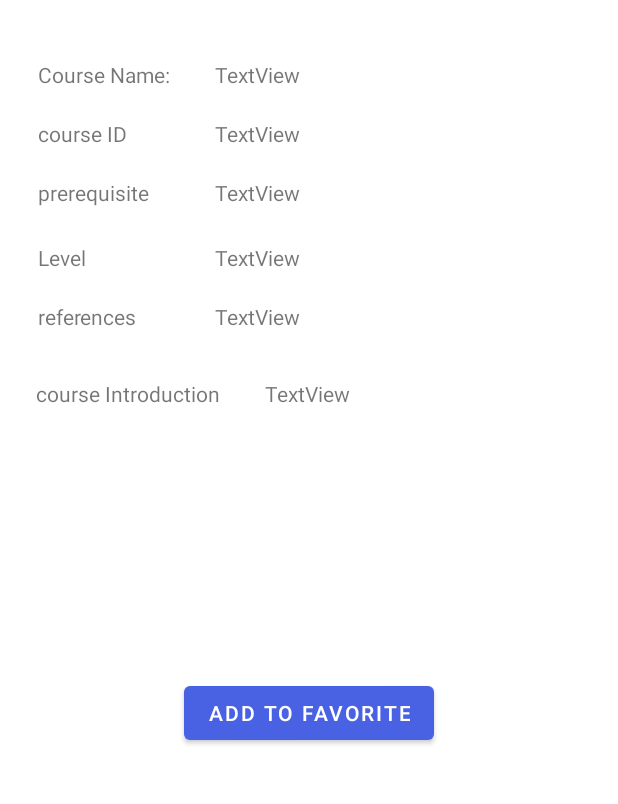
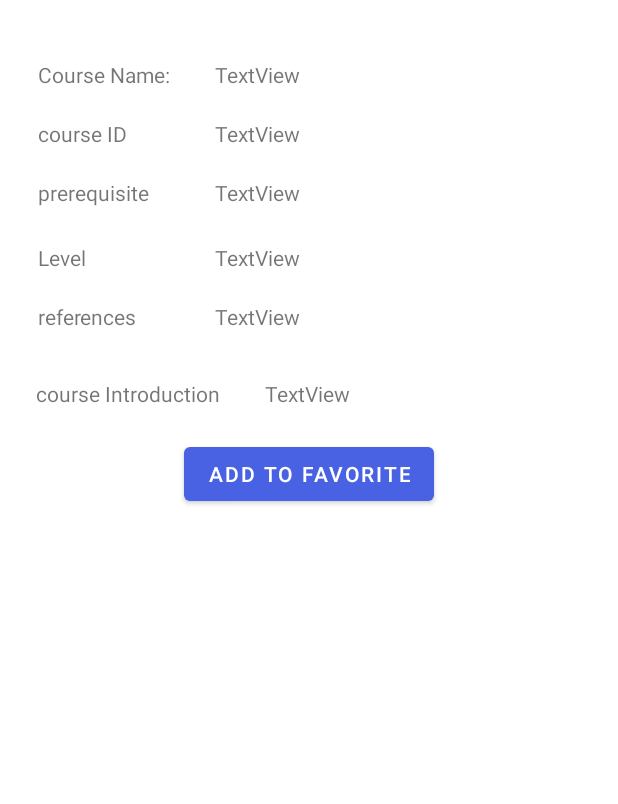
Before and after one commit to AymanOmara/Library, an Android app: the DetailsActivity screen opened directly, with no data from a screen before it, on a phone screen of 412 x 824 dp, the part 219-1023 px from its top. Run offline under Robolectric (Android 15) with nearby library versions, the phone set to English and light mode, and no system bars; libraries missing offline, so code that uses them is left out: io.realm; 11 statements that could not run were skipped.

```diff
--- a/app/src/main/res/layout/activity_details.xml
+++ b/app/src/main/res/layout/activity_details.xml
@@ -5,6 +5,16 @@
     android:layout_width="match_parent"
     android:layout_height="match_parent"
     tools:context=".View.Activities.DetailsActivity">
+
+    <ImageView
+        android:id="@+id/imageView"
+        android:layout_width="0dp"
+        android:layout_height="90dp"
+        app:layout_constraintEnd_toEndOf="parent"
+        app:layout_constraintStart_toStartOf="parent"
+        app:layout_constraintTop_toTopOf="parent"
+        app:srcCompat="@drawable/must_logo_web_min" />
+
 
     <TextView
         android:id="@+id/courseDetailsNameLabel"
@@ -75,40 +85,21 @@
         android:layout_marginTop="32dp"
         android:text="@string/courseIntroduction"
         app:layout_constraintStart_toStartOf="parent"
-        app:layout_constraintTop_toBottomOf="@+id/textView" />
+        app:layout_constraintTop_toBottomOf="@+id/refrences" />
 
     <TextView
         android:id="@+id/introductionValue"
         android:layout_width="0dp"
         android:layout_height="wrap_content"
         android:layout_marginStart="30dp"
+        android:layout_marginTop="32dp"
         android:layout_marginEnd="10dp"
         android:text="TextView"
         android:textDirection="locale"
         app:layout_constraintEnd_toEndOf="parent"
         app:layout_constraintStart_toEndOf="@+id/courseIntroduction"
-        app:layout_constraintTop_toTopOf="@+id/courseIntroduction" />
+        app:layout_constraintTop_toBottomOf="@+id/refrences" />
 
-    <Button
-
-        android:id="@+id/addToFavorite"
-        android:layout_width="wrap_content"
-        android:layout_height="wrap_content"
-        android:text="@string/addToFavorite"
-        app:layout_constraintBottom_toBottomOf="parent"
-        app:layout_constraintEnd_toEndOf="parent"
-        app:layout_constraintHorizontal_bias="0.5"
-        app:layout_constraintStart_toStartOf="parent"
-        app:layout_constraintTop_toBottomOf="@+id/introductionValue" />
-
-    <ImageView
-        android:id="@+id/imageView"
-        android:layout_width="0dp"
-        android:layout_height="90dp"
-        app:layout_constraintEnd_toEndOf="parent"
-        app:layout_constraintStart_toStartOf="parent"
-        app:layout_constraintTop_toTopOf="parent"
-        app:srcCompat="@drawable/must_logo_web_min" />
 
     <TextView
         android:id="@+id/textView"
@@ -147,4 +138,17 @@
         android:text="TextView"
         app:layout_constraintStart_toStartOf="@+id/prerequest"
         app:layout_constraintTop_toBottomOf="@+id/prerequest" />
+
+
+    <Button
+        android:id="@+id/addToFavorite"
+        android:layout_width="wrap_content"
+        android:layout_height="wrap_content"
+        android:layout_marginTop="20dp"
+        android:text="@string/addToFavorite"
+        app:layout_constraintEnd_toEndOf="parent"
+        app:layout_constraintHorizontal_bias="0.5"
+        app:layout_constraintStart_toStartOf="parent"
+        app:layout_constraintTop_toBottomOf="@+id/introductionValue" />
+
 </androidx.constraintlayout.widget.ConstraintLayout>
```
